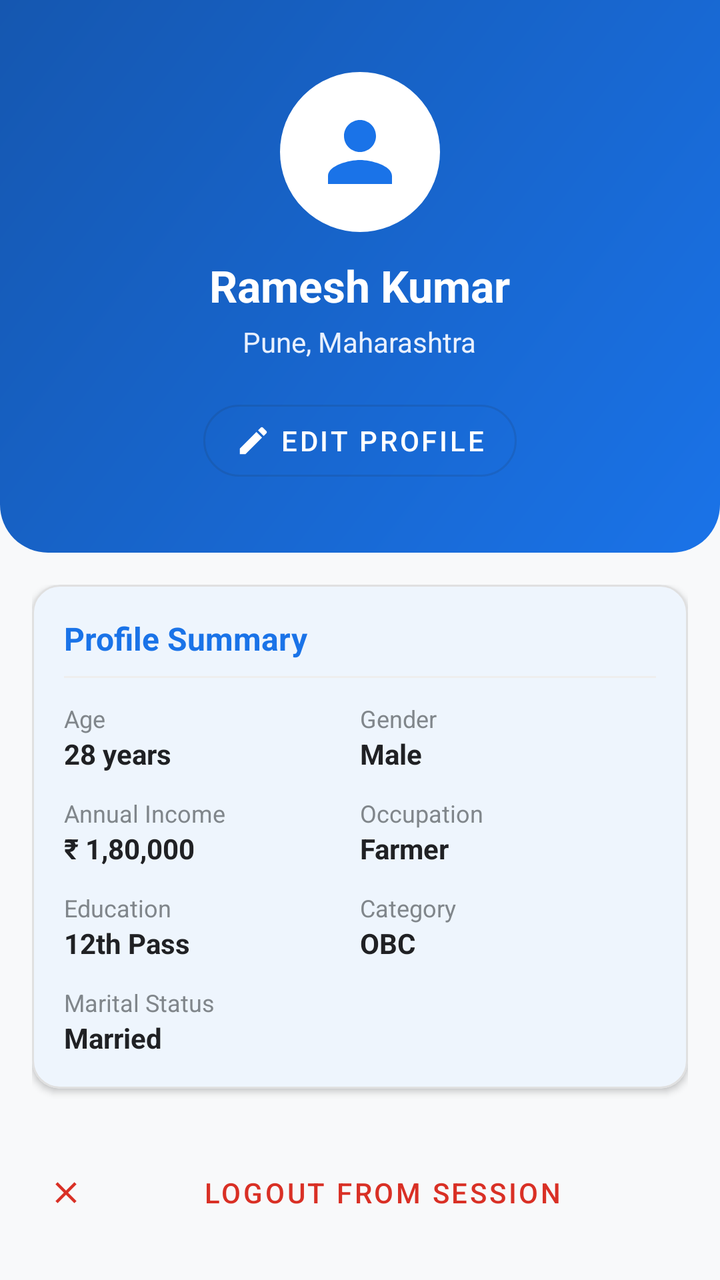
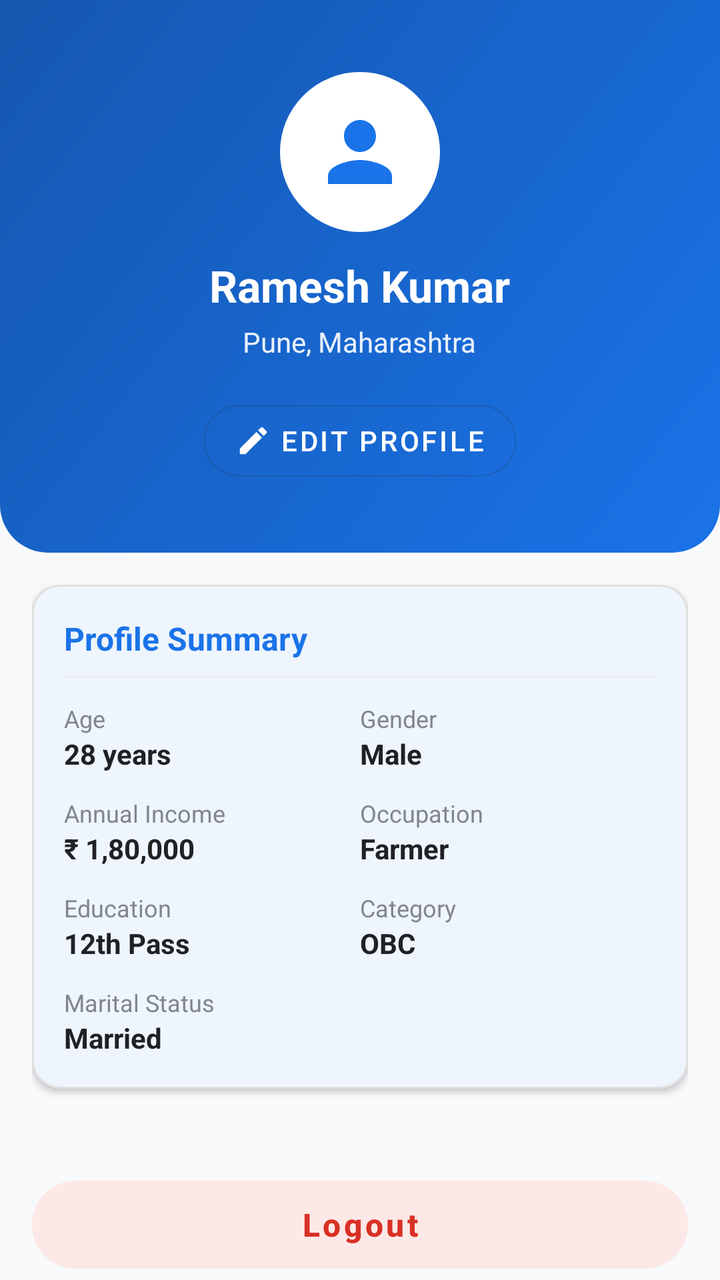

The first picture is an Android layout as it rendered before a commit; the second is the same layout after the commit. The layout source and the unified diff follow.
<!-- AndroidManifest.xml: application theme Theme.Yojnika -->
<!-- res/layout/fragment_profile.xml -->
<?xml version="1.0" encoding="utf-8"?>
<androidx.coordinatorlayout.widget.CoordinatorLayout xmlns:android="http://schemas.android.com/apk/res/android"
    xmlns:app="http://schemas.android.com/apk/res-auto"
    android:layout_width="match_parent"
    android:layout_height="match_parent"
    android:background="@color/background">

    <androidx.core.widget.NestedScrollView
        android:layout_width="match_parent"
        android:layout_height="match_parent"
        android:fillViewport="true">

        <LinearLayout
            android:layout_width="match_parent"
            android:layout_height="wrap_content"
            android:orientation="vertical"
            android:paddingBottom="32dp">

            
            <LinearLayout
                android:layout_width="match_parent"
                android:layout_height="wrap_content"
                android:background="@drawable/bg_gradient_header"
                android:gravity="center"
                android:orientation="vertical"
                android:paddingStart="24dp"
                android:paddingTop="36dp"
                android:paddingEnd="24dp"
                android:paddingBottom="32dp">

                <ImageView
                    android:id="@+id/ivProfileAvatar"
                    android:layout_width="80dp"
                    android:layout_height="80dp"
                    android:background="@drawable/bg_avatar_circle"
                    android:backgroundTint="@color/white"
                    android:contentDescription="Profile Picture"
                    android:padding="16dp"
                    android:src="@drawable/ic_profile"
                    app:tint="@color/primary" />

                <TextView
                    android:id="@+id/tvProfileName"
                    android:layout_width="wrap_content"
                    android:layout_height="wrap_content"
                    android:layout_marginTop="12dp"
                    android:text="Ramesh Kumar"
                    android:textColor="@color/white"
                    android:textSize="22sp"
                    android:textStyle="bold" />

                <TextView
                    android:id="@+id/tvProfileLocation"
                    android:layout_width="wrap_content"
                    android:layout_height="wrap_content"
                    android:layout_marginTop="4dp"
                    android:text="Pune, Maharashtra"
                    android:textColor="@color/primary_light"
                    android:textSize="14sp" />

                <com.google.android.material.button.MaterialButton
                    android:id="@+id/btnEditProfileHeader"
                    style="@style/Widget.MaterialComponents.Button.OutlinedButton"
                    android:layout_width="wrap_content"
                    android:layout_height="wrap_content"
                    android:layout_marginTop="16dp"
                    android:strokeColor="@color/white"
                    android:text="@string/edit_profile"
                    android:textColor="@color/white"
                    app:cornerRadius="20dp"
                    app:icon="@drawable/ic_edit"
                    app:iconTint="@color/white" />

            </LinearLayout>

            <LinearLayout
                android:layout_width="match_parent"
                android:layout_height="wrap_content"
                android:orientation="vertical"
                android:padding="16dp">

                
                <com.google.android.material.card.MaterialCardView
                    android:layout_width="match_parent"
                    android:layout_height="wrap_content"
                    android:layout_marginBottom="16dp"
                    app:cardBackgroundColor="@color/surface"
                    app:cardCornerRadius="14dp"
                    app:cardElevation="2dp"
                    app:strokeColor="@color/card_stroke"
                    app:strokeWidth="1dp">

                    <LinearLayout
                        android:layout_width="match_parent"
                        android:layout_height="wrap_content"
                        android:orientation="vertical"
                        android:padding="16dp">

                        <TextView
                            android:layout_width="wrap_content"
                            android:layout_height="wrap_content"
                            android:text="Profile Summary"
                            android:textColor="@color/primary"
                            android:textSize="16sp"
                            android:textStyle="bold" />

                        <View
                            android:layout_width="match_parent"
                            android:layout_height="1dp"
                            android:layout_marginTop="8dp"
                            android:layout_marginBottom="12dp"
                            android:background="@color/divider" />

                        
                        <LinearLayout
                            android:layout_width="match_parent"
                            android:layout_height="wrap_content"
                            android:orientation="horizontal">

                            <LinearLayout
                                android:layout_width="0dp"
                                android:layout_height="wrap_content"
                                android:layout_weight="1"
                                android:orientation="vertical">

                                <TextView
                                    android:layout_width="wrap_content"
                                    android:layout_height="wrap_content"
                                    android:text="Age"
                                    android:textColor="@color/text_hint"
                                    android:textSize="12sp" />

                                <TextView
                                    android:id="@+id/tvSummaryAge"
                                    android:layout_width="wrap_content"
                                    android:layout_height="wrap_content"
                                    android:text="28 years"
                                    android:textColor="@color/text_primary"
                                    android:textSize="14sp"
                                    android:textStyle="bold" />
                            </LinearLayout>

                            <LinearLayout
                                android:layout_width="0dp"
                                android:layout_height="wrap_content"
                                android:layout_weight="1"
                                android:orientation="vertical">

                                <TextView
                                    android:layout_width="wrap_content"
                                    android:layout_height="wrap_content"
                                    android:text="Gender"
                                    android:textColor="@color/text_hint"
                                    android:textSize="12sp" />

                                <TextView
                                    android:id="@+id/tvSummaryGender"
                                    android:layout_width="wrap_content"
                                    android:layout_height="wrap_content"
                                    android:text="Male"
                                    android:textColor="@color/text_primary"
                                    android:textSize="14sp"
                                    android:textStyle="bold" />
                            </LinearLayout>

                        </LinearLayout>

                        
                        <LinearLayout
                            android:layout_width="match_parent"
                            android:layout_height="wrap_content"
                            android:layout_marginTop="12dp"
                            android:orientation="horizontal">

                            <LinearLayout
                                android:layout_width="0dp"
                                android:layout_height="wrap_content"
                                android:layout_weight="1"
                                android:orientation="vertical">

                                <TextView
                                    android:layout_width="wrap_content"
                                    android:layout_height="wrap_content"
                                    android:text="Annual Income"
                                    android:textColor="@color/text_hint"
                                    android:textSize="12sp" />

                                <TextView
                                    android:id="@+id/tvSummaryIncome"
                                    android:layout_width="wrap_content"
                                    android:layout_height="wrap_content"
                                    android:text="₹ 1,80,000"
                                    android:textColor="@color/text_primary"
                                    android:textSize="14sp"
                                    android:textStyle="bold" />
                            </LinearLayout>

                            <LinearLayout
                                android:layout_width="0dp"
                                android:layout_height="wrap_content"
                                android:layout_weight="1"
                                android:orientation="vertical">

                                <TextView
                                    android:layout_width="wrap_content"
                                    android:layout_height="wrap_content"
                                    android:text="Occupation"
                                    android:textColor="@color/text_hint"
                                    android:textSize="12sp" />

                                <TextView
                                    android:id="@+id/tvSummaryOccupation"
                                    android:layout_width="wrap_content"
                                    android:layout_height="wrap_content"
                                    android:text="Farmer"
                                    android:textColor="@color/text_primary"
                                    android:textSize="14sp"
                                    android:textStyle="bold" />
                            </LinearLayout>

                        </LinearLayout>

                        
                        <LinearLayout
                            android:layout_width="match_parent"
                            android:layout_height="wrap_content"
                            android:layout_marginTop="12dp"
                            android:orientation="horizontal">

                            <LinearLayout
                                android:layout_width="0dp"
                                android:layout_height="wrap_content"
                                android:layout_weight="1"
                                android:orientation="vertical">

                                <TextView
                                    android:layout_width="wrap_content"
                                    android:layout_height="wrap_content"
                                    android:text="Education"
                                    android:textColor="@color/text_hint"
                                    android:textSize="12sp" />

                                <TextView
                                    android:id="@+id/tvSummaryEducation"
                                    android:layout_width="wrap_content"
                                    android:layout_height="wrap_content"
                                    android:text="12th Pass"
                                    android:textColor="@color/text_primary"
                                    android:textSize="14sp"
                                    android:textStyle="bold" />
                            </LinearLayout>

                            <LinearLayout
                                android:layout_width="0dp"
                                android:layout_height="wrap_content"
                                android:layout_weight="1"
                                android:orientation="vertical">

                                <TextView
                                    android:layout_width="wrap_content"
                                    android:layout_height="wrap_content"
                                    android:text="Category"
                                    android:textColor="@color/text_hint"
                                    android:textSize="12sp" />

                                <TextView
                                    android:id="@+id/tvSummaryCategory"
                                    android:layout_width="wrap_content"
                                    android:layout_height="wrap_content"
                                    android:text="OBC"
                                    android:textColor="@color/text_primary"
                                    android:textSize="14sp"
                                    android:textStyle="bold" />
                            </LinearLayout>

                        </LinearLayout>

                        
                        <LinearLayout
                            android:layout_width="match_parent"
                            android:layout_height="wrap_content"
                            android:layout_marginTop="12dp"
                            android:orientation="horizontal">

                            <LinearLayout
                                android:layout_width="0dp"
                                android:layout_height="wrap_content"
                                android:layout_weight="1"
                                android:orientation="vertical">

                                <TextView
                                    android:layout_width="wrap_content"
                                    android:layout_height="wrap_content"
                                    android:text="Marital Status"
                                    android:textColor="@color/text_hint"
                                    android:textSize="12sp" />

                                <TextView
                                    android:id="@+id/tvSummaryMarital"
                                    android:layout_width="wrap_content"
                                    android:layout_height="wrap_content"
                                    android:text="Married"
                                    android:textColor="@color/text_primary"
                                    android:textSize="14sp"
                                    android:textStyle="bold" />
                            </LinearLayout>

                        </LinearLayout>

                    </LinearLayout>
                </com.google.android.material.card.MaterialCardView>



                
                <com.google.android.material.button.MaterialButton
                    android:id="@+id/btnLogout"
                    style="@style/Widget.MaterialComponents.Button.TextButton"
                    android:layout_width="match_parent"
                    android:layout_height="56dp"
                    android:layout_marginTop="8dp"
                    android:text="@string/logout_button"
                    android:textColor="@color/error"
                    app:icon="@drawable/ic_close"
                    app:iconTint="@color/error" />

            </LinearLayout>

        </LinearLayout>
    </androidx.core.widget.NestedScrollView>

</androidx.coordinatorlayout.widget.CoordinatorLayout>
<!-- resources referenced by this layout -->
<resources>
  <color name="background">#F8F9FA</color>
  <color name="card_stroke">#E0E0E0</color>
  <color name="divider">#EEEEEE</color>
  <color name="error">#D93025</color>
  <color name="primary">#1A73E8</color>
  <color name="primary_light">#E8F0FE</color>
  <color name="surface">#FFFFFF</color>
  <color name="text_hint">#80868B</color>
  <color name="text_primary">#202124</color>
  <color name="white">#FFFFFF</color>
  <!-- drawable bg_avatar_circle (drawable) -->
  <?xml version="1.0" encoding="utf-8"?>
  <shape xmlns:android="http://schemas.android.com/apk/res/android"
      android:shape="oval">
      <solid android:color="@color/primary_light" />
      <stroke
          android:width="2dp"
          android:color="@color/primary" />
  </shape>
  <!-- drawable bg_gradient_header (drawable) -->
  <?xml version="1.0" encoding="utf-8"?>
  <shape xmlns:android="http://schemas.android.com/apk/res/android"
      android:shape="rectangle">
      <gradient
          android:angle="135"
          android:startColor="#1A73E8"
          android:endColor="#1557B0"
          android:type="linear" />
      <corners
          android:bottomLeftRadius="24dp"
          android:bottomRightRadius="24dp" />
  </shape>
  <!-- drawable ic_close (drawable) -->
  <?xml version="1.0" encoding="utf-8"?>
  <vector xmlns:android="http://schemas.android.com/apk/res/android"
      android:width="24dp"
      android:height="24dp"
      android:viewportWidth="24"
      android:viewportHeight="24">
      <path
          android:fillColor="#D32F2F"
          android:pathData="M19,6.41L17.59,5 12,10.59 6.41,5 5,6.41 10.59,12 5,17.59 6.41,19 12,13.41 17.59,19 19,17.59 13.41,12z" />
  </vector>
  <!-- drawable ic_edit (drawable) -->
  <?xml version="1.0" encoding="utf-8"?>
  <vector xmlns:android="http://schemas.android.com/apk/res/android"
      android:width="24dp"
      android:height="24dp"
      android:viewportWidth="24"
      android:viewportHeight="24">
      <path
          android:fillColor="#FF1A73E8"
          android:pathData="M3,17.25V21h3.75L17.81,9.94l-3.75,-3.75L3,17.25zM20.71,7.04c0.39,-0.39 0.39,-1.02 0,-1.41l-2.34,-2.34c-0.39,-0.39 -1.02,-0.39 -1.41,0l-1.83,1.83 3.75,3.75 1.83,-1.83z" />
  </vector>
  <!-- drawable ic_profile (drawable) -->
  <?xml version="1.0" encoding="utf-8"?>
  <vector xmlns:android="http://schemas.android.com/apk/res/android"
      android:width="24dp"
      android:height="24dp"
      android:viewportWidth="24"
      android:viewportHeight="24">
      <path
          android:fillColor="#FF000000"
          android:pathData="M12,12c2.21,0 4,-1.79 4,-4s-1.79,-4 -4,-4 -4,1.79 -4,4 1.79,4 4,4zm0,2c-2.67,0 -8,1.34 -8,4v2h16v-2c0,-2.66 -5.33,-4 -8,-4z" />
  </vector>
  <string name="edit_profile">Edit Profile</string>
  <string name="logout_button">Logout from Session</string>
  <style name="Theme.Yojnika" parent="Theme.Material3.DayNight.NoActionBar">
          
          <item name="colorPrimary">@color/primary</item>
          <item name="colorPrimaryVariant">@color/primary_dark</item>
          <item name="colorOnPrimary">@color/on_primary</item>
  
          
          <item name="colorSecondary">@color/secondary</item>
          <item name="colorSecondaryVariant">@color/secondary_dark</item>
          <item name="colorOnSecondary">@color/on_secondary</item>
  
          
          <item name="android:statusBarColor">@color/primary</item>
          <item name="android:windowLightStatusBar" tools:targetApi="m">false</item>
          <item name="android:navigationBarColor">@color/surface</item>
          <item name="android:windowLightNavigationBar" tools:targetApi="o_mr1">true</item>
  
          
          <item name="android:windowBackground">@color/background</item>
          <item name="colorSurface">@color/surface</item>
          <item name="colorOnSurface">@color/text_primary</item>
      </style>
  <color name="primary_dark">#1557B0</color>
  <color name="on_primary">#FFFFFF</color>
  <color name="secondary">#34A853</color>
  <color name="secondary_dark">#1E8E3E</color>
  <color name="on_secondary">#FFFFFF</color>
</resources>

<!-- the commit's change to res/layout/fragment_profile.xml (unified diff, before → after) -->
@@ -315,14 +315,22 @@
                 
                 <com.google.android.material.button.MaterialButton
                     android:id="@+id/btnLogout"
-                    style="@style/Widget.MaterialComponents.Button.TextButton"
+                    style="@style/Widget.MaterialComponents.Button.UnelevatedButton"
                     android:layout_width="match_parent"
                     android:layout_height="56dp"
-                    android:layout_marginTop="8dp"
+                    android:layout_marginTop="24dp"
+                    android:layout_marginBottom="16dp"
                     android:text="@string/logout_button"
                     android:textColor="@color/error"
-                    app:icon="@drawable/ic_close"
-                    app:iconTint="@color/error" />
+                    android:textAllCaps="false"
+                    android:textStyle="bold"
+                    android:textSize="16sp"
+                    app:backgroundTint="@color/error_bg"
+                    app:cornerRadius="28dp"
+                    app:iconGravity="textStart"
+                    app:iconPadding="12dp"
+                    app:iconTint="@color/error"
+                    app:rippleColor="@color/error" />
 
             </LinearLayout>
 
<!-- resource entries referenced after the edit -->
@@ -4,6 +4,7 @@
   <color name="card_stroke">#E0E0E0</color>
   <color name="divider">#EEEEEE</color>
   <color name="error">#D93025</color>
+  <color name="error_bg">#FCE8E6</color>
   <color name="primary">#1A73E8</color>
   <color name="primary_light">#E8F0FE</color>
   <color name="surface">#FFFFFF</color>
@@ -32,17 +33,6 @@
           android:bottomLeftRadius="24dp"
           android:bottomRightRadius="24dp" />
   </shape>
-  <!-- drawable ic_close (drawable) -->
-  <?xml version="1.0" encoding="utf-8"?>
-  <vector xmlns:android="http://schemas.android.com/apk/res/android"
-      android:width="24dp"
-      android:height="24dp"
-      android:viewportWidth="24"
-      android:viewportHeight="24">
-      <path
-          android:fillColor="#D32F2F"
-          android:pathData="M19,6.41L17.59,5 12,10.59 6.41,5 5,6.41 10.59,12 5,17.59 6.41,19 12,13.41 17.59,19 19,17.59 13.41,12z" />
-  </vector>
   <!-- drawable ic_edit (drawable) -->
   <?xml version="1.0" encoding="utf-8"?>
   <vector xmlns:android="http://schemas.android.com/apk/res/android"
@@ -66,7 +56,7 @@
           android:pathData="M12,12c2.21,0 4,-1.79 4,-4s-1.79,-4 -4,-4 -4,1.79 -4,4 1.79,4 4,4zm0,2c-2.67,0 -8,1.34 -8,4v2h16v-2c0,-2.66 -5.33,-4 -8,-4z" />
   </vector>
   <string name="edit_profile">Edit Profile</string>
-  <string name="logout_button">Logout from Session</string>
+  <string name="logout_button">Logout </string>
   <style name="Theme.Yojnika" parent="Theme.Material3.DayNight.NoActionBar">
           
           <item name="colorPrimary">@color/primary</item>
